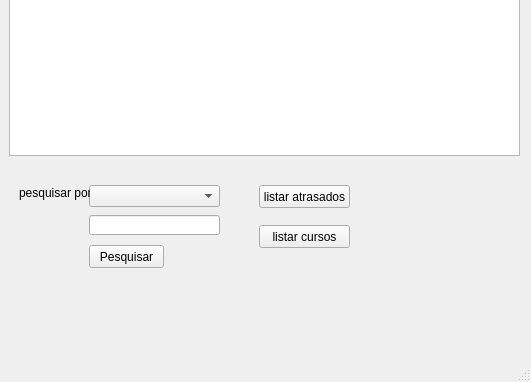
This is design.ui in ruben-sa-brito/rapsodia as Qt 5 draws it before an edit; both pictures show x 0 to 531 and y 232 to 614 of the 531 by 614 pixel window. The edited form follows.
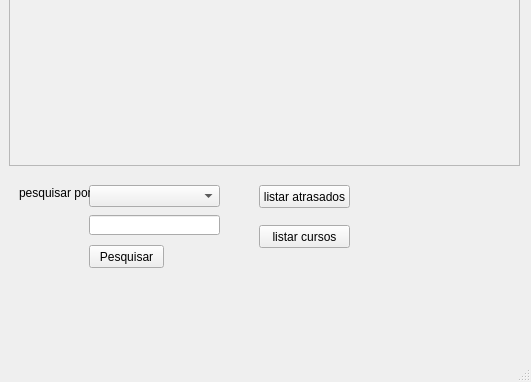
This is the edited form. The open tabs and pages were chosen to show the change. Icons and pictures are not drawn.

Diff of the .ui file:
```diff
--- a/design.ui
+++ b/design.ui
@@ -396,16 +396,6 @@
        </widget>
       </widget>
       <widget class="QWidget" name="search">
-       <widget class="QTextEdit" name="textEdit">
-        <property name="geometry">
-         <rect>
-          <x>0</x>
-          <y>0</y>
-          <width>511</width>
-          <height>331</height>
-         </rect>
-        </property>
-       </widget>
        <widget class="QComboBox" name="comboBox_2">
         <property name="geometry">
          <rect>
@@ -478,6 +468,23 @@
          <string>listar cursos</string>
         </property>
        </widget>
+       <widget class="QTextBrowser" name="textBrowser">
+        <property name="geometry">
+         <rect>
+          <x>0</x>
+          <y>0</y>
+          <width>511</width>
+          <height>341</height>
+         </rect>
+        </property>
+        <property name="html">
+         <string>&lt;!DOCTYPE HTML PUBLIC &quot;-//W3C//DTD HTML 4.0//EN&quot; &quot;http://www.w3.org/TR/REC-html40/strict.dtd&quot;&gt;
+&lt;html&gt;&lt;head&gt;&lt;meta name=&quot;qrichtext&quot; content=&quot;1&quot; /&gt;&lt;style type=&quot;text/css&quot;&gt;
+p, li { white-space: pre-wrap; }
+&lt;/style&gt;&lt;/head&gt;&lt;body style=&quot; font-family:'MS Shell Dlg 2'; font-size:8.25pt; font-weight:400; font-style:normal;&quot; bgcolor=&quot;#f0f0f0&quot;&gt;
+&lt;p style=&quot;-qt-paragraph-type:empty; margin-top:0px; margin-bottom:0px; margin-left:0px; margin-right:0px; -qt-block-indent:0; text-indent:0px;&quot;&gt;&lt;br /&gt;&lt;/p&gt;&lt;/body&gt;&lt;/html&gt;</string>
+        </property>
+       </widget>
       </widget>
       <widget class="QWidget" name="delete_2">
        <widget class="QLineEdit" name="idadel">
```
Left out of the diff: 7 changed lines with no effect on the pictures.
